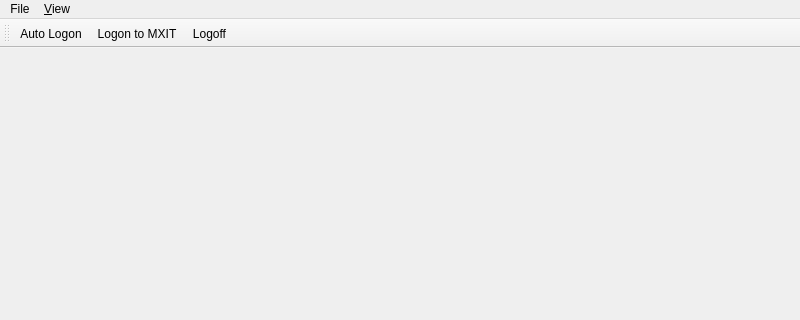
The window that src/gui/mxitc.ui (marcbowes/mxitc) describes before a commit, drawn with Qt 5; both pictures show x 0 to 800 and y 0 to 320 of the 800 by 601 pixel window.
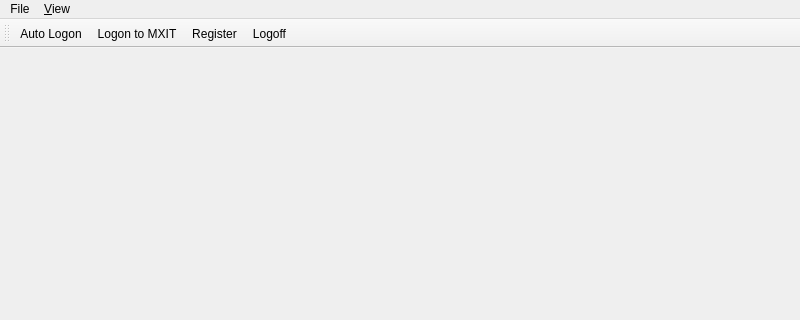
The same window after the commit.

Commit message: register and login dialogs refactored, registering still needs to be hokked up to client properly

Patch:
```diff
--- a/src/gui/mxitc.ui
+++ b/src/gui/mxitc.ui
@@ -77,6 +77,7 @@
    </attribute>
    <addaction name="actionAuto_Logon"/>
    <addaction name="actionLogon_to_MXIT"/>
+   <addaction name="actionRegister"/>
    <addaction name="actionLogoff"/>
   </widget>
   <action name="actionLogon_to_MXIT">
@@ -163,6 +164,11 @@
     <string>Auto Logon</string>
    </property>
   </action>
+  <action name="actionRegister">
+   <property name="text">
+    <string>Register</string>
+   </property>
+  </action>
  </widget>
  <resources/>
  <connections/>
```
Left out of the diff: 1 changed line with no effect on the pictures. The commit also changes 9 other files.
